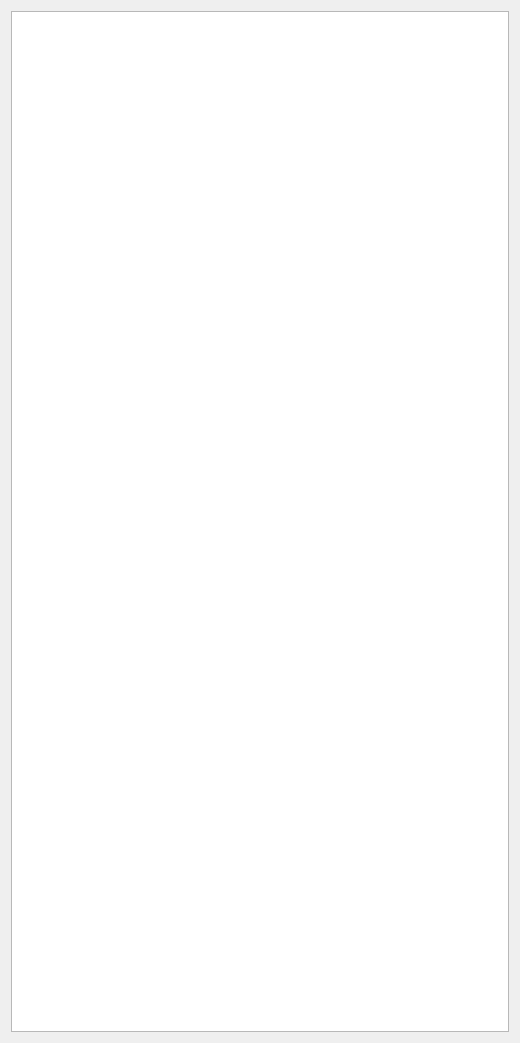
Qt form romhexdialog.ui (travisgoodspeed/maskromtool) before a commit.
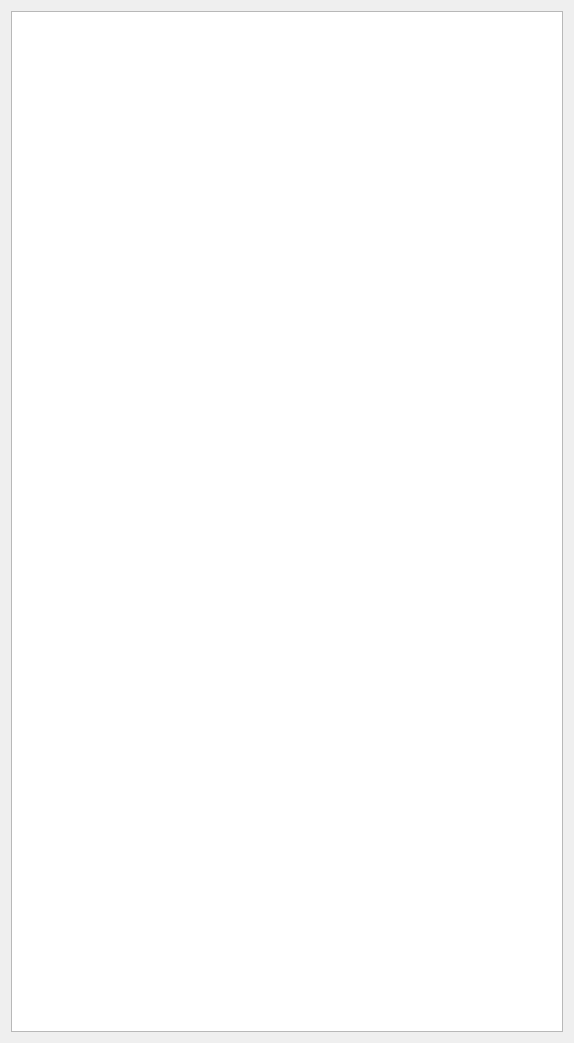
The same form after that commit.

Commit message: Hex dialog is a little wider, so linebreaks stop on Linux.

```diff
--- a/romhexdialog.ui
+++ b/romhexdialog.ui
@@ -6,7 +6,7 @@
    <rect>
     <x>0</x>
     <y>0</y>
-    <width>520</width>
+    <width>574</width>
     <height>1043</height>
    </rect>
   </property>
@@ -19,7 +19,7 @@
      <property name="font">
       <font>
        <family>Arial Unicode MS</family>
-       <kerning>12</kerning>
+       <kerning>false</kerning>
       </font>
      </property>
      <property name="readOnly">
```
